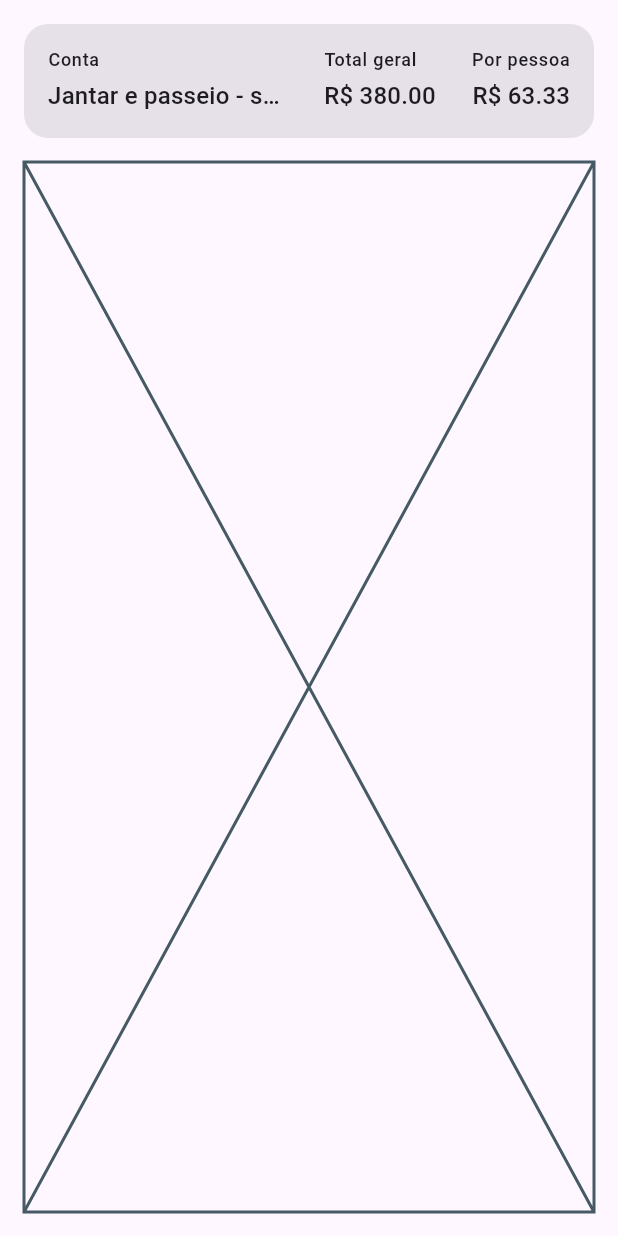
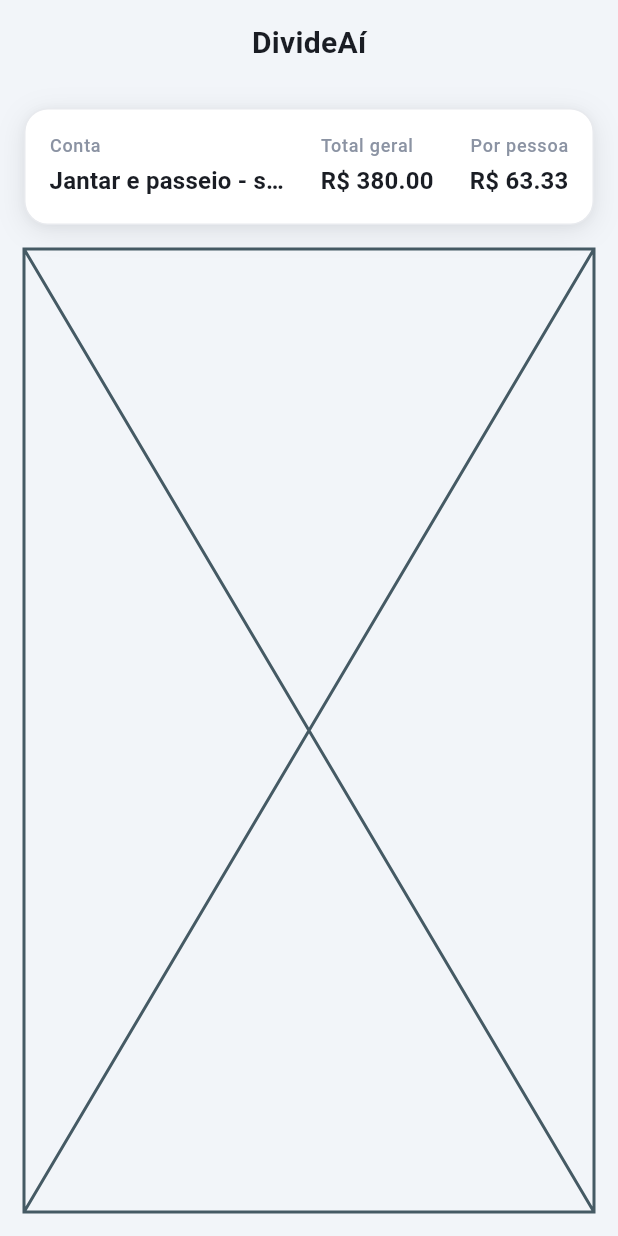
Before and after one commit to lucaskolapouski/mobile-1bim-esw, a Flutter app: the screen it shows after launch, on a phone screen of 412 x 824 dp. Run offline on Flutter 3.47's test engine with Material 3 defaults, Android fonts, the phone set to English and light mode, and no system bars; our stand-ins replace flutter_native_splash.

Commit message:
feat: update project configuration and enhance UI with splash screen and app icons
- Changed platform from web to android in .metadata.
- Updated pubspec.lock with new dependencies including ansicolor, archive, and others.
- Modified pubspec.yaml to include flutter_native_splash and flutter_launcher_icons configurations.
- Implemented splash screen functionality in main.dart and home_page.dart.
- Enhanced UI with app bar and background color adjustments.
- Updated web manifest and index.html for improved web app support.

```diff
--- a/parte2_flutter/lib/main.dart
+++ b/parte2_flutter/lib/main.dart
@@ -1,7 +1,12 @@
 import 'package:flutter/material.dart';
+import 'package:flutter_native_splash/flutter_native_splash.dart';
+
 import 'screens/home_page.dart';
+import 'theme/app_theme.dart';
 
 void main() {
+  final widgetsBinding = WidgetsFlutterBinding.ensureInitialized();
+  FlutterNativeSplash.preserve(widgetsBinding: widgetsBinding);
   runApp(const DivideAi());
 }
 
@@ -11,8 +16,10 @@ class DivideAi extends StatelessWidget {
   @override
   Widget build(BuildContext context) {
     return MaterialApp(
+      title: 'DivideAí',
       debugShowCheckedModeBanner: false,
-      home: HomePage(),
+      theme: AppTheme.light,
+      home: const HomePage(),
     );
   }
 }
--- a/parte2_flutter/lib/screens/home_page.dart
+++ b/parte2_flutter/lib/screens/home_page.dart
@@ -1,7 +1,9 @@
 import 'package:flutter/material.dart';
+import 'package:flutter_native_splash/flutter_native_splash.dart';
 
 import '../models/conta_compartilhada.dart';
 import '../models/conta_exemplo.dart';
+import '../theme/app_colors.dart';
 
 class HomePage extends StatefulWidget {
   const HomePage({super.key});
@@ -17,11 +19,20 @@ class _HomePageState extends State<HomePage> {
   void initState() {
     super.initState();
     _conta = ContaCompartilhadaExemplo.criar();
+    // Remove a splash nativa assim que a lista está pronta (não é 4ª tela).
+    WidgetsBinding.instance.addPostFrameCallback((_) {
+      FlutterNativeSplash.remove();
+    });
   }
 
   @override
   Widget build(BuildContext context) {
     return Scaffold(
+      appBar: AppBar(
+        title: const Text('DivideAí'),
+        centerTitle: true,
+      ),
+      backgroundColor: AppColors.surfaceSunken,
       body: Padding(
         padding: const EdgeInsets.all(16),
         child: Column(
@@ -30,8 +41,8 @@ class _HomePageState extends State<HomePage> {
           children: [
             _ResumoConta(conta: _conta),
             const SizedBox(height: 16),
-            Expanded(
-              child: Placeholder()
+            const Expanded(
+              child: Placeholder(),
             ),
           ],
         ),
@@ -49,13 +60,13 @@ class _ResumoConta extends StatelessWidget {
 
   @override
   Widget build(BuildContext context) {
-    final theme = Theme.of(context);
-
     return Container(
       padding: const EdgeInsets.all(16),
       decoration: BoxDecoration(
-        color: theme.colorScheme.surfaceContainerHighest,
+        color: AppColors.surfaceCard,
         borderRadius: BorderRadius.circular(16),
+        boxShadow: AppColors.elevation2(),
+        border: Border.all(color: AppColors.gray100),
       ),
       child: Row(
         mainAxisAlignment: MainAxisAlignment.spaceBetween,
--- /dev/null
+++ b/parte2_flutter/lib/theme/app_assets.dart
@@ -0,0 +1,5 @@
+/// Assets e constantes de UI compartilhadas.
+abstract final class AppAssets {
+  /// Arte da splash nativa (referência; gerada em Android/Web pelo package).
+  static const String splashLogo = 'assets/images/splash_logo.png';
+}
--- /dev/null
+++ b/parte2_flutter/lib/theme/app_colors.dart
@@ -0,0 +1,99 @@
+import 'package:flutter/material.dart';
+
+/// Paleta DivideAí — tons para camadas, superfícies e marca.
+///
+/// Fundo da splash / ícone: cinza da logo (`logoGray` / `#585858`).
+abstract final class AppColors {
+  // —— Marca / primários ——
+  /// Cinza amostrado do círculo da logo (splash e fundo do ícone).
+  static const Color logoGray = Color(0xFF585858);
+  static const Color navy = Color(0xFF4A6FA5);
+  static const Color navyLight = Color(0xFF6B8FBE);
+  static const Color navyDark = Color(0xFF355280);
+  static const Color navyMuted = Color(0xFF5C7A9E);
+
+  // —— Brancos e “brancos falsos” ——
+  static const Color white = Color(0xFFFFFFFF);
+  static const Color whiteSoft = Color(0xFFFAFBFC);
+  static const Color whiteWarm = Color(0xFFF7F8FA);
+  static const Color whiteCool = Color(0xFFF2F5F9);
+  static const Color whiteMuted = Color(0xFFECEFF4);
+
+  // —— Cinzas (camadas / profundidade) ——
+  static const Color gray50 = Color(0xFFF5F6F8);
+  static const Color gray100 = Color(0xFFE8EAEE);
+  static const Color gray200 = Color(0xFFD1D5DC);
+  static const Color gray300 = Color(0xFFB0B7C3);
+  static const Color gray400 = Color(0xFF8B93A3);
+  static const Color gray500 = Color(0xFF6B7385);
+  static const Color gray600 = Color(0xFF525A6A);
+  static const Color gray700 = Color(0xFF3D4452);
+  static const Color gray800 = Color(0xFF2A2F3A);
+  static const Color gray900 = Color(0xFF1A1D24);
+
+  // —— Tons da logo (pie chart / círculo) ——
+  static const Color ink = Color(0xFF0D0D0D);
+  static const Color inkSoft = Color(0xFF1F1F1F);
+  static const Color charcoal = Color(0xFF3A3A3A);
+  static const Color slate = logoGray;
+  static const Color mist = Color(0xFF8E8E8E);
+
+  // —— Texto ——
+  static const Color textPrimary = Color(0xFF1A1D24);
+  static const Color textSecondary = Color(0xFF525A6A);
+  static const Color textMuted = Color(0xFF8B93A3);
+  static const Color textOnNavy = Color(0xFFFFFFFF);
+  static const Color textOnNavyMuted = Color(0xFFE8EEF6);
+
+  // —— Sombras (usar com .withValues(alpha: …)) ——
+  static const Color shadow = Color(0xFF1A1D24);
+  static const Color shadowSoft = Color(0xFF2A2F3A);
+  static const Color shadowNavy = Color(0xFF355280);
+
+  // —— Superfícies (impressão de camadas) ——
+  static const Color surface = whiteSoft;
+  static const Color surfaceRaised = white;
+  static const Color surfaceSunken = whiteCool;
+  static const Color surfaceCard = white;
+  static const Color surfaceOverlay = Color(0xFFF0F3F7);
+  static const Color divider = gray100;
+
+  // —— Semântica leve ——
+  static const Color success = Color(0xFF3D8B6E);
+  static const Color warning = Color(0xFFC4922A);
+  static const Color danger = Color(0xFFB54A4A);
+
+  static List<BoxShadow> elevation1({Color? color}) => [
+        BoxShadow(
+          color: (color ?? shadow).withValues(alpha: 0.08),
+          blurRadius: 8,
+          offset: const Offset(0, 2),
+        ),
+      ];
+
+  static List<BoxShadow> elevation2({Color? color}) => [
+        BoxShadow(
+          color: (color ?? shadow).withValues(alpha: 0.10),
+          blurRadius: 16,
+          offset: const Offset(0, 4),
+        ),
+        BoxShadow(
+          color: (color ?? shadowSoft).withValues(alpha: 0.04),
+          blurRadius: 4,
+          offset: const Offset(0, 1),
+        ),
+      ];
+
+  static List<BoxShadow> elevation3({Color? color}) => [
+        BoxShadow(
+          color: (color ?? shadow).withValues(alpha: 0.14),
+          blurRadius: 24,
+          offset: const Offset(0, 8),
+        ),
+        BoxShadow(
+          color: (color ?? shadowSoft).withValues(alpha: 0.06),
+          blurRadius: 8,
+          offset: const Offset(0, 2),
+        ),
+      ];
+}
--- /dev/null
+++ b/parte2_flutter/lib/theme/app_theme.dart
@@ -0,0 +1,99 @@
+import 'package:flutter/material.dart';
+import 'package:flutter/services.dart';
+
+import 'app_colors.dart';
+
+abstract final class AppTheme {
+  static ThemeData get light {
+    final base = ColorScheme.fromSeed(
+      seedColor: AppColors.navy,
+      brightness: Brightness.light,
+      primary: AppColors.navy,
+      onPrimary: AppColors.textOnNavy,
+      primaryContainer: AppColors.navyLight,
+      onPrimaryContainer: AppColors.navyDark,
+      secondary: AppColors.navyMuted,
+      onSecondary: AppColors.textOnNavy,
+      surface: AppColors.surface,
+      onSurface: AppColors.textPrimary,
+      onSurfaceVariant: AppColors.textSecondary,
+      outline: AppColors.gray300,
+      outlineVariant: AppColors.gray100,
+      shadow: AppColors.shadow,
+      scrim: AppColors.ink.withValues(alpha: 0.4),
+    );
+
+    return ThemeData(
+      useMaterial3: true,
+      colorScheme: base,
+      scaffoldBackgroundColor: AppColors.surfaceSunken,
+      canvasColor: AppColors.surface,
+      dividerColor: AppColors.divider,
+      appBarTheme: const AppBarTheme(
+        backgroundColor: AppColors.surfaceSunken,
+        foregroundColor: AppColors.textPrimary,
+        elevation: 0,
+        scrolledUnderElevation: 0,
+        centerTitle: true,
+        systemOverlayStyle: SystemUiOverlayStyle.dark,
+        titleTextStyle: TextStyle(
+          color: AppColors.textPrimary,
+          fontSize: 20,
+          fontWeight: FontWeight.w600,
+          letterSpacing: 0.2,
+        ),
+      ),
+      cardTheme: CardThemeData(
+        color: AppColors.surfaceCard,
+        elevation: 0,
+        shape: RoundedRectangleBorder(
+          borderRadius: BorderRadius.circular(16),
+        ),
+        shadowColor: AppColors.shadow.withValues(alpha: 0.12),
+      ),
+      floatingActionButtonTheme: const FloatingActionButtonThemeData(
+        backgroundColor: AppColors.navy,
+        foregroundColor: AppColors.textOnNavy,
+        elevation: 4,
+      ),
+      inputDecorationTheme: InputDecorationTheme(
+        filled: true,
+        fillColor: AppColors.whiteSoft,
+        labelStyle: const TextStyle(color: AppColors.textSecondary),
+        hintStyle: const TextStyle(color: AppColors.textMuted),
+        prefixIconColor: AppColors.navyMuted,
+        border: OutlineInputBorder(
+          borderRadius: BorderRadius.circular(12),
+          borderSide: const BorderSide(color: AppColors.gray200),
+        ),
+        enabledBorder: OutlineInputBorder(
+          borderRadius: BorderRadius.circular(12),
+          borderSide: const BorderSide(color: AppColors.gray200),
+        ),
+        focusedBorder: OutlineInputBorder(
+          borderRadius: BorderRadius.circular(12),
+          borderSide: const BorderSide(color: AppColors.navy, width: 1.5),
+        ),
+      ),
+      textTheme: const TextTheme(
+        displayLarge: TextStyle(color: AppColors.textPrimary),
+        displayMedium: TextStyle(color: AppColors.textPrimary),
+        headlineMedium: TextStyle(
+          color: AppColors.textPrimary,
+          fontWeight: FontWeight.w600,
+        ),
+        titleLarge: TextStyle(
+          color: AppColors.textPrimary,
+          fontWeight: FontWeight.w600,
+        ),
+        titleMedium: TextStyle(
+          color: AppColors.textPrimary,
+          fontWeight: FontWeight.w600,
+        ),
+        bodyLarge: TextStyle(color: AppColors.textPrimary),
+        bodyMedium: TextStyle(color: AppColors.textSecondary),
+        labelMedium: TextStyle(color: AppColors.textMuted),
+      ),
+    );
+  }
+}
```
Also changed, not shown: parte2_flutter/pubspec.yaml (+36 -69 lines), LogoDivideAí.png (added), adaptive_icon_background_1024(1).png (added), adaptive_icon_background_1024.png (added), adaptive_icon_foreground_1024.png (added), parte2_flutter/assets/images/app_icon_background.png (added), parte2_flutter/assets/images/app_icon_foreground.png (added), parte2_flutter/assets/images/logo_divideai.png (added), parte2_flutter/assets/images/splash_logo.png (added), parte2_flutter/pubspec.lock, splash_logo_light_1024.png (added), 65 other files.
